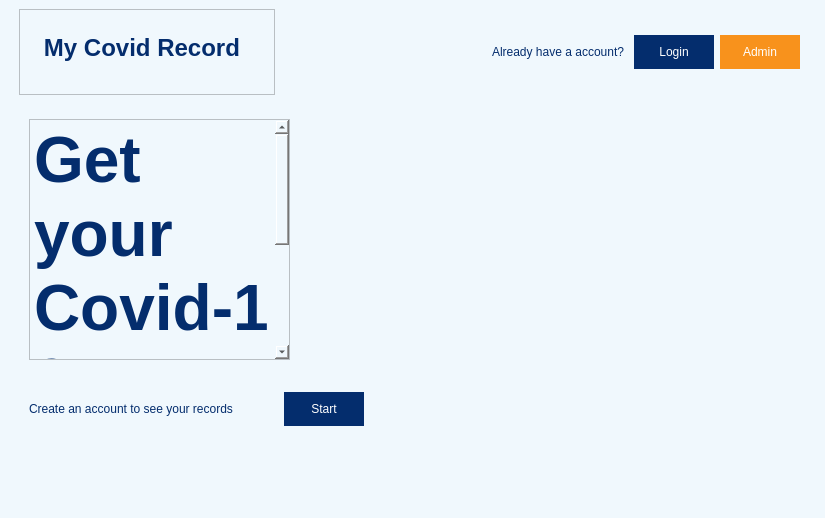
This is MCR-app/mainwindow.ui in maria-gedye/QTapp as Qt 5 draws it before an edit. The edited form follows.
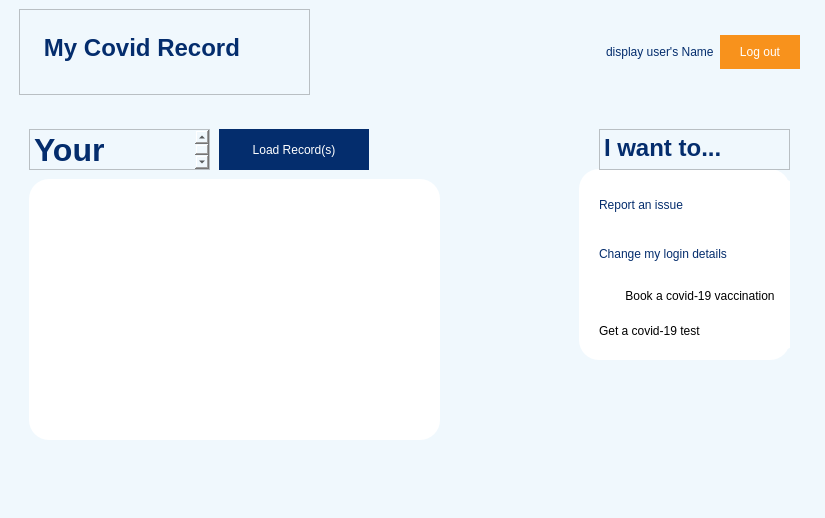
This is the edited form. Icons and pictures are not drawn.

Commit message: signup using relative path, login function working

Diff of the .ui file:
```diff
--- a/MCR-app/mainwindow.ui
+++ b/MCR-app/mainwindow.ui
@@ -27,7 +27,7 @@
      </rect>
     </property>
     <property name="currentIndex">
-     <number>0</number>
+     <number>3</number>
     </property>
     <widget class="QWidget" name="page_Home">
      <widget class="QWidget" name="horizontalLayoutWidget_2">
@@ -227,6 +227,127 @@
       </property>
      </widget>
     </widget>
+    <widget class="QWidget" name="page_LogIn">
+     <widget class="QPushButton" name="pushButton_loginsubmit">
+      <property name="geometry">
+       <rect>
+        <x>310</x>
+        <y>280</y>
+        <width>211</width>
+        <height>71</height>
+       </rect>
+      </property>
+      <property name="minimumSize">
+       <size>
+        <width>211</width>
+        <height>71</height>
+       </size>
+      </property>
+      <property name="styleSheet">
+       <string notr="true">background-color: rgb(4, 45, 109);
+color: rgb(255, 255, 255);
+border: none;
+padding: 10,10,10,10;
+margin: 10, 10, 10, 10;</string>
+      </property>
+      <property name="text">
+       <string>Submit</string>
+      </property>
+     </widget>
+     <widget class="QWidget" name="formLayoutWidget">
+      <property name="geometry">
+       <rect>
+        <x>140</x>
+        <y>150</y>
+        <width>541</width>
+        <height>111</height>
+       </rect>
+      </property>
+      <layout class="QFormLayout" name="formLayout">
+       <item row="0" column="0">
+        <widget class="QLabel" name="label_loginEmail">
+         <property name="styleSheet">
+          <string notr="true">color: rgb(4, 45, 109);</string>
+         </property>
+         <property name="text">
+          <string>Email</string>
+         </property>
+        </widget>
+       </item>
+       <item row="0" column="1">
+        <widget class="QLineEdit" name="lineEdit_loginEmail">
+         <property name="minimumSize">
+          <size>
+           <width>300</width>
+           <height>30</height>
+          </size>
+         </property>
+         <property name="styleSheet">
+          <string notr="true">color: rgb(0, 0, 0);
+background-color: rgb(255, 255, 255);</string>
+         </property>
+        </widget>
+       </item>
+       <item row="2" column="0">
+        <widget class="QLabel" name="label_loginPassword">
+         <property name="styleSheet">
+          <string notr="true">color: rgb(4, 45, 109);</string>
+         </property>
+         <property name="text">
+          <string>Password</string>
+         </property>
+        </widget>
+       </item>
+       <item row="2" column="1">
+        <widget class="QLineEdit" name="lineEdit_loginPassword">
+         <property name="minimumSize">
+          <size>
+           <width>300</width>
+           <height>30</height>
+          </size>
+         </property>
+         <property name="styleSheet">
+          <string notr="true">color: rgb(0, 0, 0);
+background-color: rgb(255, 255, 255);</string>
+         </property>
+         <property name="echoMode">
+          <enum>QLineEdit::Password</enum>
+         </property>
+        </widget>
+       </item>
+       <item row="1" column="1">
+        <spacer name="verticalSpacer">
+         <property name="orientation">
+          <enum>Qt::Vertical</enum>
+         </property>
+         <property name="sizeHint" stdset="0">
+          <size>
+           <width>20</width>
+           <height>40</height>
+          </size>
+         </property>
+        </spacer>
+       </item>
+      </layout>
+     </widget>
+     <widget class="QTextBrowser" name="textBrowser_logintitle">
+      <property name="geometry">
+       <rect>
+        <x>170</x>
+        <y>60</y>
+        <width>471</width>
+        <height>41</height>
+       </rect>
+      </property>
+      <property name="html">
+       <string>&lt;!DOCTYPE HTML PUBLIC &quot;-//W3C//DTD HTML 4.0//EN&quot; &quot;http://www.w3.org/TR/REC-html40/strict.dtd&quot;&gt;
+&lt;html&gt;&lt;head&gt;&lt;meta name=&quot;qrichtext&quot; content=&quot;1&quot; /&gt;&lt;style type=&quot;text/css&quot;&gt;
+p, li { white-space: pre-wrap; }
+&lt;/style&gt;&lt;/head&gt;&lt;body style=&quot; font-family:'.AppleSystemUIFont'; font-size:13pt; font-weight:400; font-style:normal;&quot;&gt;
+&lt;p align=&quot;center&quot; style=&quot; margin-top:0px; margin-bottom:0px; margin-left:0px; margin-right:0px; -qt-block-indent:0; text-indent:0px;&quot;&gt;&lt;span style=&quot; font-size:24pt; font-weight:600; color:#042d6d;&quot;&gt;User Login&lt;/span&gt;&lt;/p&gt;&lt;/body&gt;&lt;/html&gt;</string>
+      </property>
+     </widget>
+    </widget>
     <widget class="QWidget" name="page_2Dash">
      <widget class="QWidget" name="horizontalLayoutWidget_3">
       <property name="geometry">
@@ -237,7 +358,7 @@
         <height>86</height>
        </rect>
       </property>
-      <layout class="QHBoxLayout" name="horizontalLayout_8header">
+      <layout class="QHBoxLayout" name="horizontalLayout_2header">
        <item>
         <widget class="QTextBrowser" name="textBrowser_2Logo">
          <property name="html">
@@ -264,7 +385,7 @@
         </spacer>
        </item>
        <item>
-        <widget class="QLabel" name="label_8Email">
+        <widget class="QLabel" name="label_2Email">
          <property name="minimumSize">
           <size>
            <width>100</width>
@@ -280,7 +401,7 @@
         </widget>
        </item>
        <item>
-        <widget class="QPushButton" name="pushButton_Logout">
+        <widget class="QPushButton" name="pushButton_2Logout">
          <property name="minimumSize">
           <size>
            <width>80</width>
@@ -301,7 +422,7 @@
        </item>
       </layout>
      </widget>
-     <widget class="QTextBrowser" name="textBrowser_title2">
+     <widget class="QTextBrowser" name="textBrowser_2subhead">
       <property name="geometry">
        <rect>
         <x>590</x>
@@ -394,7 +515,7 @@
          </spacer>
         </item>
         <item row="0" column="1">
-         <widget class="QLabel" name="label_icon_2">
+         <widget class="QLabel" name="label_2icon">
           <property name="sizePolicy">
            <sizepolicy hsizetype="Preferred" vsizetype="Preferred">
             <horstretch>0</horstretch>
@@ -437,7 +558,7 @@
          </widget>
         </item>
         <item row="2" column="0" colspan="3">
-         <widget class="QTextBrowser" name="textBrowser_info2">
+         <widget class="QTextBrowser" name="textBrowser_2info">
           <property name="styleSheet">
            <string notr="true">background-color: rgb(222, 236, 252);</string>
           </property>
@@ -485,7 +606,7 @@
        </property>
        <layout class="QVBoxLayout" name="verticalLayout_2">
         <item>
-         <widget class="QPushButton" name="pushButton_reportIssue">
+         <widget class="QPushButton" name="pushButton_2reportIssue">
           <property name="minimumSize">
            <size>
             <width>160</width>
@@ -503,7 +624,7 @@
          </widget>
         </item>
         <item alignment="Qt::AlignLeft">
-         <widget class="QPushButton" name="pushButton_changeLogin">
+         <widget class="QPushButton" name="pushButton_2changeLogin">
           <property name="minimumSize">
            <size>
             <width>160</width>
@@ -521,7 +642,7 @@
          </widget>
         </item>
         <item alignment="Qt::AlignLeft">
-         <widget class="QPushButton" name="pushButton_10">
+         <widget class="QPushButton" name="pushButton_2booktest">
           <property name="minimumSize">
            <size>
             <width>160</width>
@@ -534,7 +655,7 @@
          </widget>
         </item>
         <item alignment="Qt::AlignLeft">
-         <widget class="QPushButton" name="pushButton_11">
+         <widget class="QPushButton" name="pushButton_2bookvacc">
           <property name="minimumSize">
            <size>
             <width>160</width>
@@ -553,6 +674,258 @@
       </widget>
      </widget>
     </widget>
+    <widget class="QWidget" name="page_3Dash_Verified">
+     <widget class="QFrame" name="frame_6">
+      <property name="geometry">
+       <rect>
+        <x>570</x>
+        <y>170</y>
+        <width>211</width>
+        <height>191</height>
+       </rect>
+      </property>
+      <property name="styleSheet">
+       <string notr="true">background-color: rgb(255,255,255);
+border-radius: 20px;</string>
+      </property>
+      <property name="frameShape">
+       <enum>QFrame::StyledPanel</enum>
+      </property>
+      <property name="frameShadow">
+       <enum>QFrame::Raised</enum>
+      </property>
+      <widget class="QWidget" name="verticalLayoutWidget_3">
+       <property name="geometry">
+        <rect>
+         <x>20</x>
+         <y>10</y>
+         <width>202</width>
+         <height>171</height>
+        </rect>
+       </property>
+       <layout class="QVBoxLayout" name="verticalLayout_3">
+        <item>
+         <widget class="QPushButton" name="pushButton_3reportIssue">
+          <property name="minimumSize">
+           <size>
+            <width>160</width>
+            <height>20</height>
+           </size>
+          </property>
+          <property name="styleSheet">
+           <string notr="true">text-align: left;
+color: rgb(4, 45, 109);
+padding: 10,10,10,10;</string>
+          </property>
+          <property name="text">
+           <string>Report an issue</string>
+          </property>
+         </widget>
+        </item>
+        <item alignment="Qt::AlignLeft">
+         <widget class="QPushButton" name="pushButton_3changeLogin">
+          <property name="minimumSize">
+           <size>
+            <width>160</width>
+            <height>20</height>
+           </size>
+          </property>
+          <property name="styleSheet">
+           <string notr="true">text-align: left;
+color: rgb(4, 45, 109);
+padding: 10,10,10,10;</string>
+          </property>
+          <property name="text">
+           <string>Change my login details</string>
+          </property>
+         </widget>
+        </item>
+        <item>
+         <widget class="QPushButton" name="pushButton_3booktest">
+          <property name="minimumSize">
+           <size>
+            <width>160</width>
+            <height>20</height>
+           </size>
+          </property>
+          <property name="text">
+           <string>Book a covid-19 vaccination</string>
+          </property>
+         </widget>
+        </item>
+        <item>
+         <widget class="QPushButton" name="pushButton_3bookvacc">
+          <property name="minimumSize">
+           <size>
+            <width>160</width>
+            <height>20</height>
+           </size>
+          </property>
+          <property name="styleSheet">
+           <string notr="true">text-align: left;</string>
+          </property>
+          <property name="text">
+           <string>Get a covid-19 test</string>
+          </property>
+         </widget>
+        </item>
+       </layout>
+      </widget>
+     </widget>
+     <widget class="QWidget" name="horizontalLayoutWidget_4">
+      <property name="geometry">
+       <rect>
+        <x>10</x>
+        <y>10</y>
+        <width>781</width>
+        <height>86</height>
+       </rect>
+      </property>
+      <layout class="QHBoxLayout" name="horizontalLayout_3header">
+       <item>
+        <widget class="QTextBrowser" name="textBrowser_3Logo">
+         <property name="html">
+          <string>&lt;!DOCTYPE HTML PUBLIC &quot;-//W3C//DTD HTML 4.0//EN&quot; &quot;http://www.w3.org/TR/REC-html40/strict.dtd&quot;&gt;
+&lt;html&gt;&lt;head&gt;&lt;meta name=&quot;qrichtext&quot; content=&quot;1&quot; /&gt;&lt;style type=&quot;text/css&quot;&gt;
+p, li { white-space: pre-wrap; }
+&lt;/style&gt;&lt;/head&gt;&lt;body style=&quot; font-family:'.AppleSystemUIFont'; font-size:13pt; font-weight:400; font-style:normal;&quot;&gt;
+&lt;p style=&quot;-qt-paragraph-type:empty; margin-top:0px; margin-bottom:0px; margin-left:0px; margin-right:0px; -qt-block-indent:0; text-indent:0px;&quot;&gt;&lt;br /&gt;&lt;/p&gt;
+&lt;p style=&quot; margin-top:0px; margin-bottom:0px; margin-left:0px; margin-right:0px; -qt-block-indent:0; text-indent:0px;&quot;&gt;&lt;span style=&quot; font-size:18pt; font-weight:600; color:#042d6d;&quot;&gt;   My Covid Record&lt;/span&gt;&lt;/p&gt;&lt;/body&gt;&lt;/html&gt;</string>
+         </property>
+        </widget>
+       </item>
+       <item>
+        <spacer name="horizontalSpacer_9">
+         <property name="orientation">
+          <enum>Qt::Horizontal</enum>
+         </property>
+         <property name="sizeHint" stdset="0">
+          <size>
+           <width>40</width>
+           <height>20</height>
+          </size>
+         </property>
+        </spacer>
+       </item>
+       <item>
+        <widget class="QLabel" name="label_3Name">
+         <property name="minimumSize">
+          <size>
+           <width>100</width>
+           <height>0</height>
+          </size>
+         </property>
+         <property name="styleSheet">
+          <string notr="true">color: rgb(4, 45, 109);</string>
+         </property>
+         <property name="text">
+          <string>display user's Name</string>
+         </property>
+        </widget>
+       </item>
+       <item>
+        <widget class="QPushButton" name="pushButton_3Logout">
+         <property name="minimumSize">
+          <size>
+           <width>80</width>
+           <height>20</height>
+          </size>
+         </property>
+         <property name="styleSheet">
+          <string notr="true">background-color: rgb(248, 146, 28);
+color: rgb(255, 255, 255);
+border: none;
+padding: 10,10,10,10;
+margin: 10, 10, 10, 10;</string>
+         </property>
+         <property name="text">
+          <string>Log out</string>
+         </property>
+        </widget>
+       </item>
+      </layout>
+     </widget>
+     <widget class="QTextBrowser" name="textBrowser_3subhead">
+      <property name="geometry">
+       <rect>
+        <x>590</x>
+        <y>130</y>
+        <width>191</width>
+        <height>41</height>
+       </rect>
+      </property>
+      <property name="html">
+       <string>&lt;!DOCTYPE HTML PUBLIC &quot;-//W3C//DTD HTML 4.0//EN&quot; &quot;http://www.w3.org/TR/REC-html40/strict.dtd&quot;&gt;
+&lt;html&gt;&lt;head&gt;&lt;meta name=&quot;qrichtext&quot; content=&quot;1&quot; /&gt;&lt;style type=&quot;text/css&quot;&gt;
+p, li { white-space: pre-wrap; }
+&lt;/style&gt;&lt;/head&gt;&lt;body style=&quot; font-family:'.AppleSystemUIFont'; font-size:13pt; font-weight:400; font-style:normal;&quot;&gt;
+&lt;p style=&quot; margin-top:0px; margin-bottom:0px; margin-left:0px; margin-right:0px; -qt-block-indent:0; text-indent:0px;&quot;&gt;&lt;span style=&quot; font-size:18pt; font-weight:600; color:#042d6d;&quot;&gt;I want to...&lt;/span&gt;&lt;/p&gt;&lt;/body&gt;&lt;/html&gt;</string>
+      </property>
+     </widget>
+     <widget class="QTextBrowser" name="textBrowser_3title">
+      <property name="geometry">
+       <rect>
+        <x>20</x>
+        <y>130</y>
+        <width>181</width>
+        <height>41</height>
+       </rect>
+      </property>
+      <property name="html">
+       <string>&lt;!DOCTYPE HTML PUBLIC &quot;-//W3C//DTD HTML 4.0//EN&quot; &quot;http://www.w3.org/TR/REC-html40/strict.dtd&quot;&gt;
+&lt;html&gt;&lt;head&gt;&lt;meta name=&quot;qrichtext&quot; content=&quot;1&quot; /&gt;&lt;style type=&quot;text/css&quot;&gt;
+p, li { white-space: pre-wrap; }
+&lt;/style&gt;&lt;/head&gt;&lt;body style=&quot; font-family:'.AppleSystemUIFont'; font-size:13pt; font-weight:400; font-style:normal;&quot;&gt;
+&lt;p style=&quot; margin-top:0px; margin-bottom:0px; margin-left:0px; margin-right:0px; -qt-block-indent:0; text-indent:0px;&quot;&gt;&lt;span style=&quot; font-size:24pt; font-weight:600; color:#042d6d;&quot;&gt;Your records&lt;/span&gt;&lt;/p&gt;&lt;/body&gt;&lt;/html&gt;</string>
+      </property>
+     </widget>
+     <widget class="QFrame" name="frame_7">
+      <property name="geometry">
+       <rect>
+        <x>20</x>
+        <y>180</y>
+        <width>411</width>
+        <height>261</height>
+       </rect>
+      </property>
+      <property name="styleSheet">
+       <string notr="true">background-color: rgb(255,255,255);
+border-radius: 20px;</string>
+      </property>
+      <property name="frameShape">
+       <enum>QFrame::StyledPanel</enum>
+      </property>
+      <property name="frameShadow">
+       <enum>QFrame::Raised</enum>
+      </property>
+     </widget>
+     <widget class="QPushButton" name="pushButton_LoadTable">
+      <property name="geometry">
+       <rect>
+        <x>210</x>
+        <y>120</y>
+        <width>150</width>
+        <height>61</height>
+       </rect>
+      </property>
+      <property name="minimumSize">
+       <size>
+        <width>150</width>
+        <height>50</height>
+       </size>
+      </property>
+      <property name="styleSheet">
+       <string notr="true">background-color: rgb(4, 45, 109);
+color: rgb(255, 255, 255);
+border: none;
+padding: 10,10,10,10;
+margin: 10, 10, 10, 10;</string>
+      </property>
+      <property name="text">
+       <string>Load Record(s)</string>
+      </property>
+     </widget>
+    </widget>
    </widget>
   </widget>
   <widget class="QMenuBar" name="menubar">
@@ -561,7 +934,7 @@
      <x>0</x>
      <y>0</y>
      <width>825</width>
-     <height>24</height>
+     <height>21</height>
     </rect>
    </property>
   </widget>
```
The commit also changes 14 other files.
